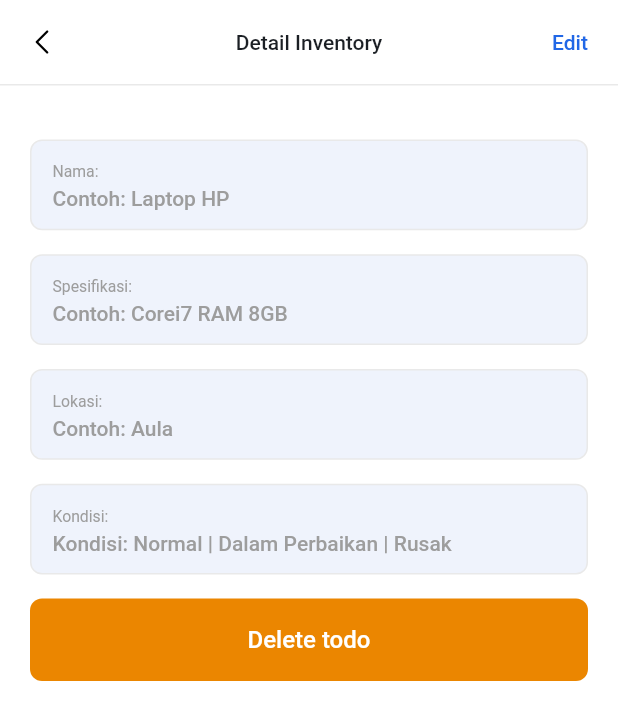
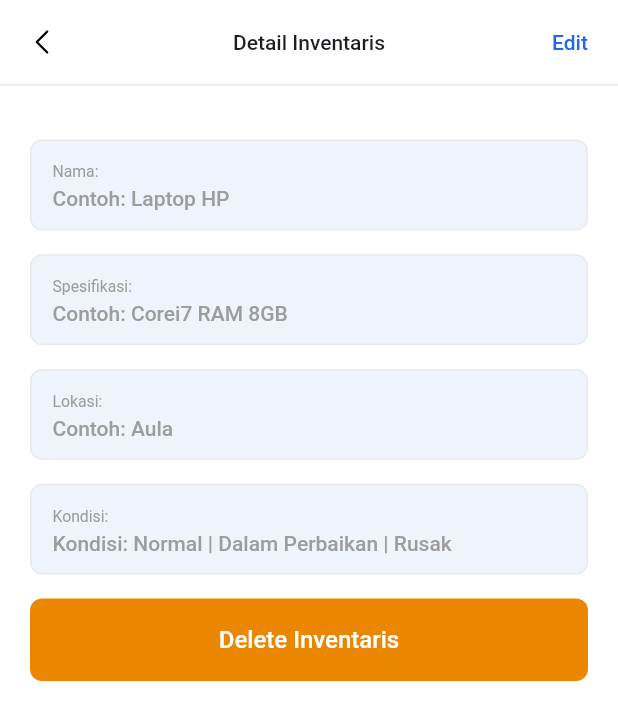
Before and after one commit to hayodavis/lab-manajemen-sekolah, a Flutter app: the DetailInventoryView screen opened directly with empty values, on a phone screen of 412 x 824 dp. Shown: the top 720 px of the screen. Run offline on Flutter 3.47's test engine with Material 2 defaults, Android fonts, the phone set to English and light mode, and no system bars; our stand-ins replace cloud_firestore, file_picker, firebase_auth, firebase_core, firebase_storage, flutter_svg and 1 more; missing offline and left inert: camera_camera; accounts and stored records are empty; network calls fail; Roboto replaces fonts that are missing (inter, poppins).

Commit message:
Penambahan fitur untuk menghapus inventaris

```diff
--- a/lib/app/modules/detail_inventory/views/detail_inventory_view.dart
+++ b/lib/app/modules/detail_inventory/views/detail_inventory_view.dart
@@ -15,7 +15,7 @@ class DetailInventoryView extends GetView<DetailInventoryController> {
     return Scaffold(
       appBar: AppBar(
         title: Text(
-          'Detail Inventory',
+          'Detail Inventaris',
           style: TextStyle(
             color: AppColor.secondary,
             fontSize: 14,
@@ -84,10 +84,10 @@ class DetailInventoryView extends GetView<DetailInventoryController> {
           ),
           ElevatedButton(
             onPressed: () {
-              //controller.deleteTodo();
+              controller.deleteInventory();
             },
             child: Text(
-              'Delete todo',
+              'Delete Inventaris',
               style: TextStyle(
                 fontSize: 16,
                 fontFamily: 'poppins',
--- a/lib/app/modules/edit_inventory/controllers/edit_inventory_controller.dart
+++ b/lib/app/modules/edit_inventory/controllers/edit_inventory_controller.dart
@@ -132,7 +132,7 @@ class EditInventoryController extends GetxController {
 
       Get.back(); //close dialog
       Get.back(); //close form screen
-      CustomToast.successToast('Success', 'Berhasil memperbarui inventory');
+      CustomToast.successToast('Success', 'Berhasil memperbarui inventoris');
 
       isLoadingCreateInventory.value = false;
     } on FirebaseAuthException catch (e) {
```
Also changed, not shown: lib/app/modules/detail_inventory/controllers/detail_inventory_controller.dart (+24 -25 lines).
